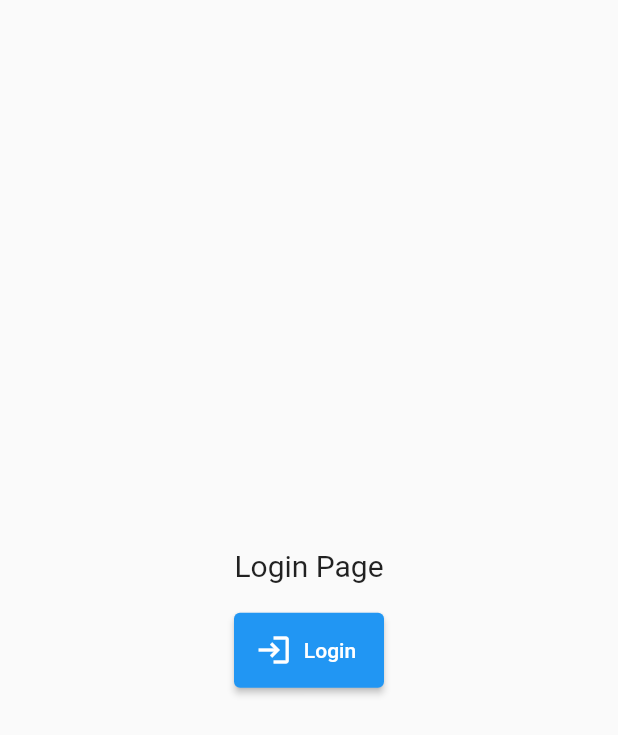
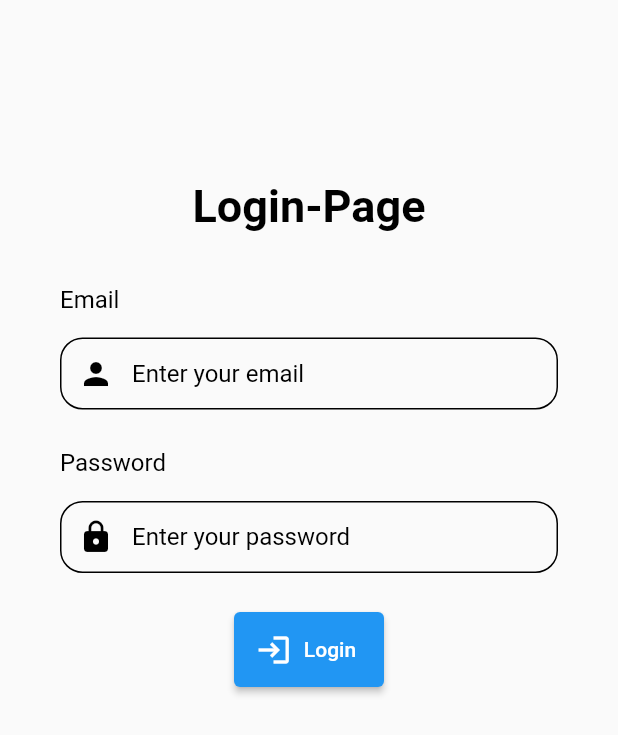
Before and after one commit to ArcosIII/MobDevQ1, a Flutter app: the screen it shows after launch, on a phone screen of 412 x 824 dp. Shown: the top 735 px of the screen. Run offline on Flutter 3.47's test engine with Material 2 defaults, Android fonts, the phone set to English and light mode, and no system bars.

Commit message:
Added Login

```diff
--- a/flutter_quiz/lib/pages/Login.dart
+++ b/flutter_quiz/lib/pages/Login.dart
@@ -9,30 +9,132 @@ class LoginScreen extends StatefulWidget {
 }
 
 class _LoginScreenState extends State<LoginScreen> {
-  @override
-  Widget build(BuildContext context) {
-    return Scaffold(
-      body: Center(
-        child: SingleChildScrollView(
-          child: Column(
-            children: [
+  buildUsernameInput() {
+    return Column(
+      crossAxisAlignment: CrossAxisAlignment.start,
+      children: <Widget>[
         Text(
-                "Login Page",
-                style: TextStyle(fontSize: 20.0),
+          'Email',
+          style: TextStyle(
+            color: Colors.black,
+            fontSize: 16.0,
           ),
-              SizedBox(
-                height: 20.0,
         ),
-              ElevatedButton.icon(
+        SizedBox(height: 10.0),
+        Container(
+          alignment: Alignment.centerLeft,
+          height: 60.0,
+          child: TextField(
+            keyboardType: TextInputType.name,
+            style: TextStyle(color: Colors.black),
+            decoration: InputDecoration(
+              enabledBorder: OutlineInputBorder(
+                  borderRadius: BorderRadius.circular(15.0),
+                  borderSide: BorderSide(color: Colors.black, width: 1.0)),
+              contentPadding: EdgeInsets.only(top: 14.0),
+              prefixIcon: Icon(
+                Icons.person,
+                color: Colors.black,
+              ),
+              hintText: 'Enter your email',
+              hintStyle: TextStyle(color: Colors.black),
+            ),
+          ),
+        ),
+      ],
+    );
+  }
+
+  buildPasswordInput() {
+    return Column(
+      crossAxisAlignment: CrossAxisAlignment.start,
+      children: <Widget>[
+        Text(
+          'Password',
+          style: TextStyle(
+            color: Colors.black,
+            fontSize: 16.0,
+          ),
+        ),
+        SizedBox(height: 10.0),
+        Container(
+          alignment: Alignment.centerLeft,
+          height: 60.0,
+          child: TextField(
+            obscureText: true,
+            keyboardType: TextInputType.name,
+            style: TextStyle(color: Colors.black),
+            decoration: InputDecoration(
+              enabledBorder: OutlineInputBorder(
+                  borderRadius: BorderRadius.circular(15.0),
+                  borderSide: BorderSide(color: Colors.black, width: 1.0)),
+              contentPadding: EdgeInsets.only(top: 14.0),
+              prefixIcon: Icon(
+                Icons.lock,
+                color: Colors.black,
+              ),
+              hintText: 'Enter your password',
+              hintStyle: TextStyle(color: Colors.black),
+            ),
+          ),
+        ),
+      ],
+    );
+  }
+
+  buildLoginBtn() {
+    return ElevatedButton.icon(
       onPressed: () {
         login(context);
       },
       label: Text("Login"),
       icon: Icon(Icons.login),
       style: ElevatedButton.styleFrom(fixedSize: Size(100, 50)),
+    );
+  }
+
+  @override
+  Widget build(BuildContext context) {
+    return MaterialApp(
+      home: Scaffold(
+        body: Stack(
+          children: <Widget>[
+            Container(
+              height: double.infinity,
+              child: SingleChildScrollView(
+                physics: AlwaysScrollableScrollPhysics(),
+                padding: EdgeInsets.symmetric(
+                  horizontal: 40.0,
+                  vertical: 120.0,
+                ),
+                child: Column(
+                  mainAxisAlignment: MainAxisAlignment.center,
+                  children: <Widget>[
+                    Text(
+                      'Login-Page',
+                      style: TextStyle(
+                        color: Colors.black,
+                        fontSize: 30.0,
+                        fontWeight: FontWeight.bold,
+                      ),
+                    ),
+                    SizedBox(
+                      height: 35.0,
+                    ),
+                    buildUsernameInput(),
+                    SizedBox(
+                      height: 20.0,
+                    ),
+                    buildPasswordInput(),
+                    SizedBox(
+                      height: 20.0,
+                    ),
+                    buildLoginBtn(),
+                  ],
+                ),
+              ),
             ),
           ],
-          ),
         ),
       ),
     );
```
Lines whose indentation alone changed are shown as unchanged.
